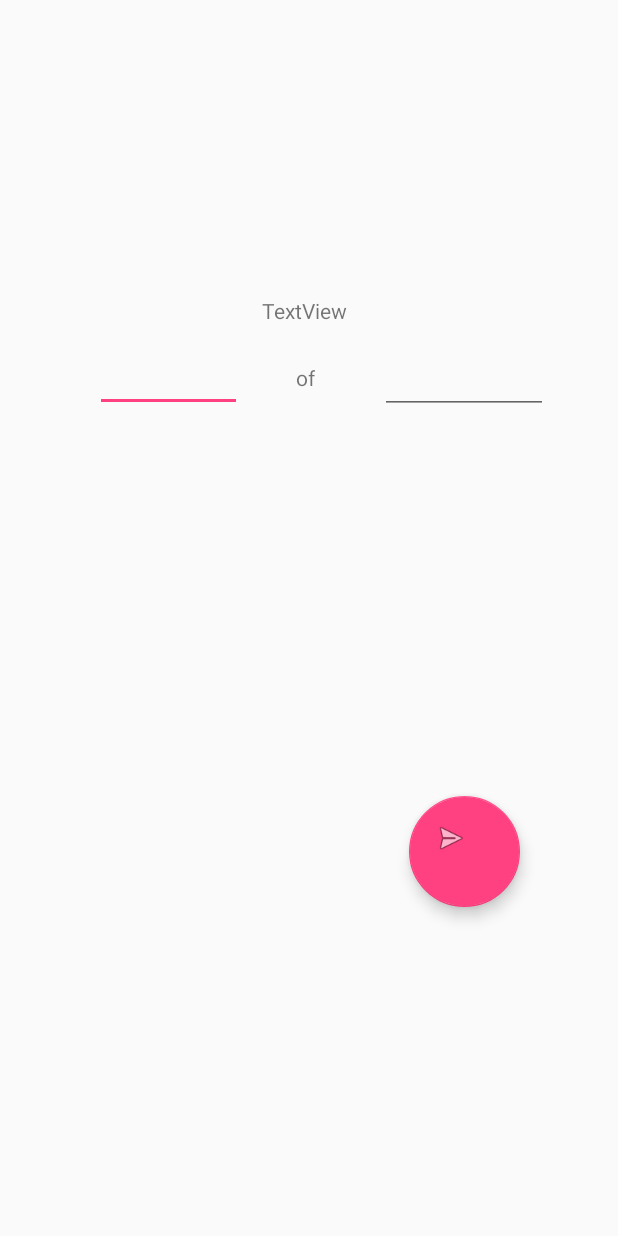
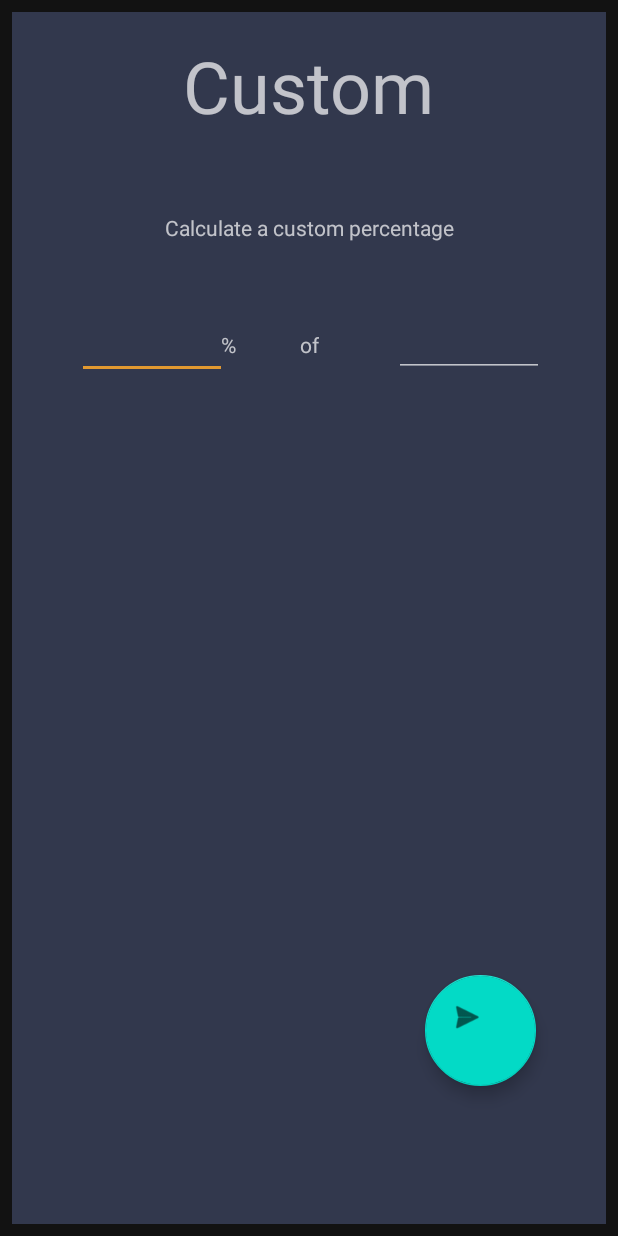
Before and after one commit to BudiGabe/Workout-Planner, an Android app: the screen it shows after launch (ScreenSlidePagerActivity), on a phone screen of 412 x 824 dp. Run offline under Robolectric (Android 15) with nearby library versions, the phone set to English and light mode, and no system bars.

Commit message:
new commit

```diff
--- a/app/src/main/java/com/example/razok/percents/FragmentBBB.java
+++ b/app/src/main/java/com/example/razok/percents/FragmentBBB.java
@@ -8,6 +8,7 @@ import android.widget.AdapterView;
 import android.widget.ArrayAdapter;
 import android.widget.EditText;
 import android.widget.Spinner;
+import android.widget.Toast;
 
 
 public class FragmentBBB extends FragmentCommon {
@@ -39,6 +40,7 @@ public class FragmentBBB extends FragmentCommon {
                 @Override
                 public void onClick(View v) {
                     resetRows();
+                    if(!weight.getText().toString().equals("")){
                     weightValue = Integer.parseInt(weight.getText().toString());
                     switch(typeSelected){
                         case "Ascending":
@@ -50,6 +52,10 @@ public class FragmentBBB extends FragmentCommon {
                         case "Descending":
                             createDescending();
                             break;
+                    }
+                }
+                else{
+                        Toast.makeText(getContext(), "Value is null", Toast.LENGTH_SHORT).show();
                     }
                 }
             });
--- a/app/src/main/java/com/example/razok/percents/FragmentCommon.java
+++ b/app/src/main/java/com/example/razok/percents/FragmentCommon.java
@@ -1,7 +1,8 @@
 package com.example.razok.percents;
 
-import android.support.design.widget.FloatingActionButton;
-import android.support.v4.app.Fragment;
+import com.google.android.material.floatingactionbutton.FloatingActionButton;
+import androidx.fragment.app.Fragment;
+
 import android.view.Gravity;
 import android.view.ViewGroup;
 import android.widget.EditText;
--- a/app/src/main/java/com/example/razok/percents/FragmentCustom.java
+++ b/app/src/main/java/com/example/razok/percents/FragmentCustom.java
@@ -5,6 +5,7 @@ import android.view.LayoutInflater;
 import android.view.View;
 import android.view.ViewGroup;
 import android.widget.EditText;
+import android.widget.Toast;
 
 public class FragmentCustom extends FragmentCommon {
     EditText percent;
@@ -19,10 +20,14 @@ public class FragmentCustom extends FragmentCommon {
             @Override
             public void onClick(View v) {
                 resetRows();
+                if(!(weight.getText().toString().equals("") || percent.getText().toString().equals(""))) {
                 weightValue = Integer.parseInt(weight.getText().toString());
                 percentValue = Integer.parseInt(percent.getText().toString());
                 createRow(rowNum, percentValue, weightValue, finalValue);
                 rowNum++;
+            } else {
+                    Toast.makeText(getContext(), "Value is null", Toast.LENGTH_SHORT).show();
+                }
             }
         });
         return rootView;
--- a/app/src/main/java/com/example/razok/percents/MeinView.java
+++ b/app/src/main/java/com/example/razok/percents/MeinView.java
@@ -1,7 +1,7 @@
 package com.example.razok.percents;
 
 import android.content.Context;
-import android.support.constraint.ConstraintLayout;
+import androidx.constraintlayout.widget.ConstraintLayout;
 import android.util.AttributeSet;
 import android.view.View;
 import android.widget.TextView;
--- a/app/src/main/res/layout/activity_view_pager.xml
+++ b/app/src/main/res/layout/activity_view_pager.xml
@@ -1,15 +1,15 @@
 <?xml version="1.0" encoding="utf-8"?>
-<android.support.constraint.ConstraintLayout xmlns:android="http://schemas.android.com/apk/res/android"
+<androidx.constraintlayout.widget.ConstraintLayout xmlns:android="http://schemas.android.com/apk/res/android"
     xmlns:app="http://schemas.android.com/apk/res-auto"
     xmlns:tools="http://schemas.android.com/tools"
     android:layout_width="match_parent"
     android:layout_height="match_parent"
     tools:context=".ScreenSlidePagerActivity">
 
-    <android.support.v4.view.ViewPager
+    <androidx.viewpager.widget.ViewPager
         android:id="@+id/pager"
-        android:layout_width="368dp"
-        android:layout_height="495dp"
+        android:layout_width="0dp"
+        android:layout_height="0dp"
         android:layout_marginStart="8dp"
         android:layout_marginLeft="8dp"
         android:layout_marginTop="8dp"
@@ -20,4 +20,4 @@
         app:layout_constraintEnd_toEndOf="parent"
         app:layout_constraintStart_toStartOf="parent"
         app:layout_constraintTop_toTopOf="parent" />
-</android.support.constraint.ConstraintLayout>
+</androidx.constraintlayout.widget.ConstraintLayout>
--- a/app/src/main/res/layout/fragment_custom.xml
+++ b/app/src/main/res/layout/fragment_custom.xml
@@ -1,20 +1,25 @@
 <?xml version="1.0" encoding="utf-8"?>
-<android.support.constraint.ConstraintLayout xmlns:android="http://schemas.android.com/apk/res/android"
+<androidx.constraintlayout.widget.ConstraintLayout xmlns:android="http://schemas.android.com/apk/res/android"
     xmlns:app="http://schemas.android.com/apk/res-auto"
     xmlns:tools="http://schemas.android.com/tools"
     android:layout_width="match_parent"
     android:layout_height="match_parent"
+    android:background="@color/colorPrimary"
     tools:context=".FragmentCustom">
 
     <RelativeLayout
-        android:layout_width="368dp"
-        android:layout_height="293dp"
-        app:layout_constraintBottom_toTopOf="@+id/calculateButton"
-        app:layout_constraintTop_toBottomOf="@+id/weight"
+        android:layout_width="388dp"
+        android:layout_height="357dp"
+        android:layout_marginStart="5dp"
+        android:layout_marginLeft="5dp"
+        android:layout_marginEnd="4dp"
+        android:layout_marginRight="4dp"
+        android:layout_marginBottom="33dp"
+        app:layout_constraintBottom_toBottomOf="parent"
         app:layout_constraintEnd_toEndOf="parent"
         app:layout_constraintStart_toStartOf="parent"
-        app:layout_constraintVertical_bias="0.0"
-        tools:layout_editor_absoluteX="8dp">
+        app:layout_constraintTop_toBottomOf="@+id/percent"
+        app:layout_constraintVertical_bias="1.0">
 
         <TableLayout
             android:id="@+id/tableLayout"
@@ -34,12 +39,13 @@
             android:layout_marginBottom="0dp">
 
         </TableLayout>
+
     </RelativeLayout>
 
     <EditText
         android:id="@+id/percent"
-        android:layout_width="98dp"
-        android:layout_height="45dp"
+        android:layout_width="100dp"
+        android:layout_height="50dp"
         android:layout_alignParentStart="true"
         android:layout_alignParentLeft="true"
         android:layout_alignParentTop="true"
@@ -56,10 +62,10 @@
         android:inputType="numberSigned"
         app:layout_constraintBottom_toBottomOf="parent"
         app:layout_constraintEnd_toEndOf="parent"
-        app:layout_constraintHorizontal_bias="0.13"
+        app:layout_constraintHorizontal_bias="0.127"
         app:layout_constraintStart_toStartOf="parent"
         app:layout_constraintTop_toTopOf="parent"
-        app:layout_constraintVertical_bias="0.131" />
+        app:layout_constraintVertical_bias="0.252" />
 
     <TextView
         android:id="@+id/middleText"
@@ -77,16 +83,15 @@
         android:text="of"
         app:layout_constraintBottom_toBottomOf="parent"
         app:layout_constraintEnd_toEndOf="parent"
-        app:layout_constraintHorizontal_bias="0.493"
         app:layout_constraintStart_toStartOf="parent"
         app:layout_constraintTop_toTopOf="parent"
-        app:layout_constraintVertical_bias="0.15"
+        app:layout_constraintVertical_bias="0.264"
         tools:text="of" />
 
     <EditText
         android:id="@+id/weight"
-        android:layout_width="112dp"
-        android:layout_height="47dp"
+        android:layout_width="100dp"
+        android:layout_height="50dp"
         android:layout_marginStart="8dp"
         android:layout_marginLeft="8dp"
         android:layout_marginTop="8dp"
@@ -97,10 +102,10 @@
         android:inputType="numberSigned"
         app:layout_constraintBottom_toBottomOf="parent"
         app:layout_constraintEnd_toEndOf="parent"
-        app:layout_constraintHorizontal_bias="0.93"
+        app:layout_constraintHorizontal_bias="0.88"
         app:layout_constraintStart_toStartOf="parent"
         app:layout_constraintTop_toTopOf="parent"
-        app:layout_constraintVertical_bias="0.13" />
+        app:layout_constraintVertical_bias="0.25" />
 
     <TextView
         android:id="@+id/instr"
@@ -112,15 +117,14 @@
         android:layout_marginEnd="8dp"
         android:layout_marginRight="8dp"
         android:layout_marginBottom="8dp"
-        android:text="TextView"
+        android:text="Calculate a custom percentage"
         app:layout_constraintBottom_toBottomOf="parent"
         app:layout_constraintEnd_toEndOf="parent"
-        app:layout_constraintHorizontal_bias="0.49"
         app:layout_constraintStart_toStartOf="parent"
         app:layout_constraintTop_toTopOf="parent"
-        app:layout_constraintVertical_bias="0.054" />
+        app:layout_constraintVertical_bias="0.163" />
 
-    <android.support.design.widget.FloatingActionButton
+    <com.google.android.material.floatingactionbutton.FloatingActionButton
         android:id="@+id/calculateButton"
         android:layout_width="74dp"
         android:layout_height="135dp"
@@ -139,4 +143,40 @@
         app:layout_constraintTop_toTopOf="parent"
         app:layout_constraintVertical_bias="0.883" />
 
-</android.support.constraint.ConstraintLayout>
+    <TextView
+        android:id="@+id/textView"
+        android:layout_width="wrap_content"
+        android:layout_height="wrap_content"
+        android:layout_marginStart="8dp"
+        android:layout_marginLeft="8dp"
+        android:layout_marginTop="8dp"
+        android:layout_marginEnd="8dp"
+        android:layout_marginRight="8dp"
+        android:layout_marginBottom="8dp"
+        android:text="Custom"
+        android:textAppearance="@style/TextAppearance.MaterialComponents.Headline3"
+        app:layout_constraintBottom_toBottomOf="parent"
+        app:layout_constraintEnd_toEndOf="parent"
+        app:layout_constraintStart_toStartOf="parent"
+        app:layout_constraintTop_toTopOf="parent"
+        app:layout_constraintVertical_bias="0.012" />
+
+    <TextView
+        android:id="@+id/textView4"
+        android:layout_width="wrap_content"
+        android:layout_height="wrap_content"
+        android:layout_marginStart="8dp"
+        android:layout_marginLeft="8dp"
+        android:layout_marginTop="8dp"
+        android:layout_marginEnd="8dp"
+        android:layout_marginRight="8dp"
+        android:layout_marginBottom="8dp"
+        android:text="%"
+        app:layout_constraintBottom_toBottomOf="parent"
+        app:layout_constraintEnd_toEndOf="parent"
+        app:layout_constraintHorizontal_bias="0.355"
+        app:layout_constraintStart_toStartOf="parent"
+        app:layout_constraintTop_toTopOf="parent"
+        app:layout_constraintVertical_bias="0.264" />
+
+</androidx.constraintlayout.widget.ConstraintLayout>
--- a/app/src/main/res/layout/mein_view.xml
+++ b/app/src/main/res/layout/mein_view.xml
@@ -1,5 +1,5 @@
 <?xml version="1.0" encoding="utf-8"?>
-<android.support.constraint.ConstraintLayout xmlns:android="http://schemas.android.com/apk/res/android"
+<androidx.constraintlayout.widget.ConstraintLayout xmlns:android="http://schemas.android.com/apk/res/android"
     xmlns:app="http://schemas.android.com/apk/res-auto"
     xmlns:tools="http://schemas.android.com/tools"
     android:id="@+id/ConstraintLayout"
@@ -76,4 +76,4 @@
         app:layout_constraintStart_toStartOf="parent"
         app:layout_constraintTop_toTopOf="parent"
         app:layout_constraintVertical_bias="0.258" />
-</android.support.constraint.ConstraintLayout>
+</androidx.constraintlayout.widget.ConstraintLayout>
--- a/app/src/main/res/values/colors.xml
+++ b/app/src/main/res/values/colors.xml
@@ -1,6 +1,6 @@
 <?xml version="1.0" encoding="utf-8"?>
 <resources>
-    <color name="colorPrimary">#3F51B5</color>
-    <color name="colorPrimaryDark">#303F9F</color>
-    <color name="colorAccent">#FF4081</color>
+    <color name="colorPrimary">#32384D</color>
+    <color name="colorPrimaryDark">#211F30</color>
+    <color name="colorAccent">#E29930</color>
 </resources>
--- a/app/src/main/res/values/styles.xml
+++ b/app/src/main/res/values/styles.xml
@@ -1,7 +1,7 @@
 <resources>
 
     <!-- Base application theme. -->
-    <style name="AppTheme" parent="Theme.AppCompat.Light.DarkActionBar">
+    <style name="AppTheme" parent="Theme.MaterialComponents">
         <!-- Customize your theme here. -->
         <item name="colorPrimary">@color/colorPrimary</item>
         <item name="colorPrimaryDark">@color/colorPrimaryDark</item>
--- a/build.gradle
+++ b/build.gradle
@@ -7,7 +7,7 @@ buildscript {
         jcenter()
     }
     dependencies {
-        classpath 'com.android.tools.build:gradle:3.2.1'
+        classpath 'com.android.tools.build:gradle:3.3.1'
 
 
         // NOTE: Do not place your application dependencies here; they belong
--- a/gradle.properties
+++ b/gradle.properties
@@ -6,6 +6,8 @@
 # http://www.gradle.org/docs/current/userguide/build_environment.html
 # Specifies the JVM arguments used for the daemon process.
 # The setting is particularly useful for tweaking memory settings.
+android.enableJetifier=true
+android.useAndroidX=true
 org.gradle.jvmargs=-Xmx1536m
 # When configured, Gradle will run in incubating parallel mode.
 # This option should only be used with decoupled projects. More details, visit
```
Also changed, not shown: app/build.gradle (+8 -7 lines), app/src/main/java/com/example/razok/percents/Fragment531.java (+6 -1 lines), app/src/main/java/com/example/razok/percents/ScreenSlidePagerActivity.java (+6 -6 lines), app/src/main/res/layout/fragment_531.xml (+34 -11 lines), app/src/main/res/layout/fragment_bbb.xml (+25 -6 lines), gradle/wrapper/gradle-wrapper.properties, 1 other file.
